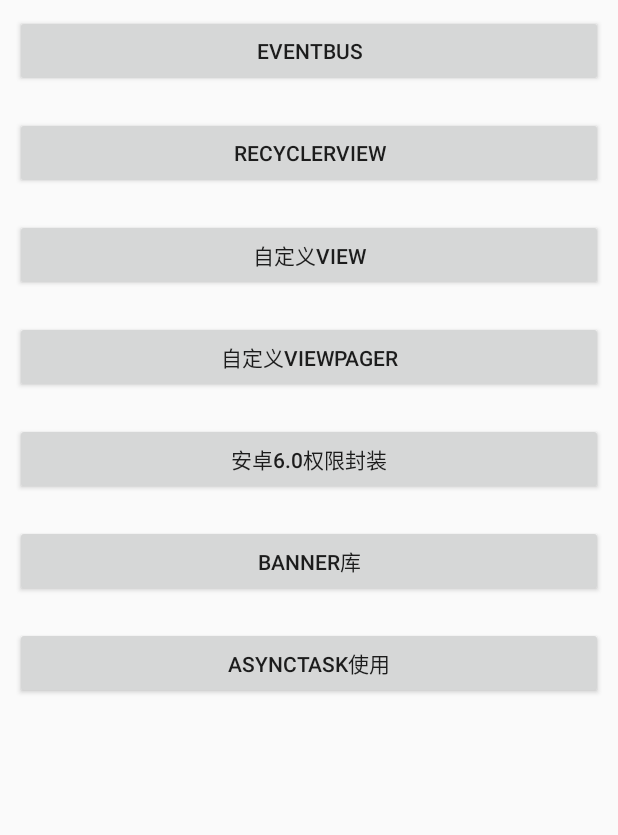
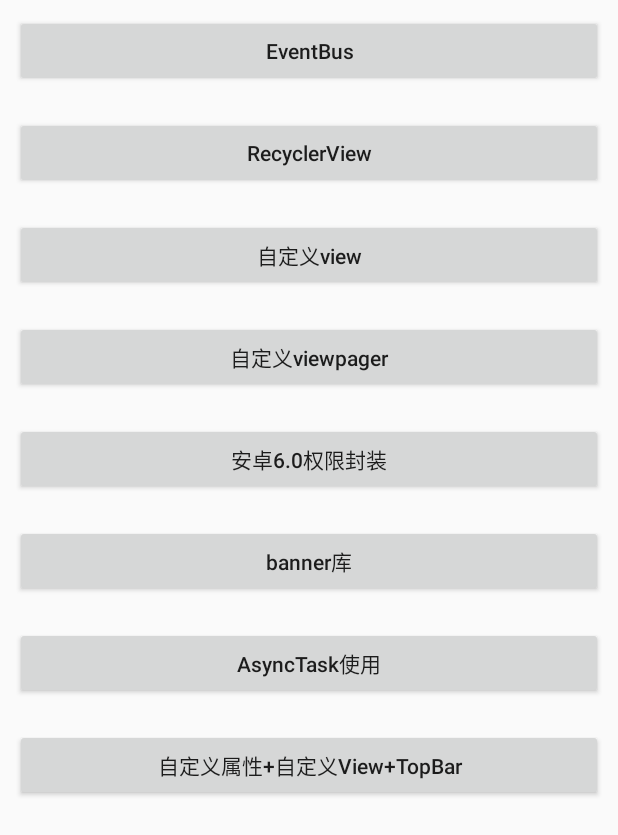
Before and after one commit to WxHlin/ThirdLibraryDemo, an Android app: the screen it shows after launch (MainActivity), on a phone screen of 412 x 824 dp. Shown: the top 835 px of the screen. Run offline under Robolectric (Android 15) with nearby library versions, the phone set to English and light mode, and no system bars; libraries missing offline, so code that uses them is left out: com.facebook.drawee, com.zxy.recovery; 2 statements that could not run were skipped.

Commit message:
自定义属性自定义View

```diff
--- a/app/build.gradle
+++ b/app/build.gradle
@@ -5,7 +5,7 @@ android {
     buildToolsVersion "25.0.2"
     defaultConfig {
         applicationId "com.demo.thirdlibrarydemo"
-        minSdkVersion 15
+        minSdkVersion 16
         targetSdkVersion 25
         versionCode 1
         versionName "1.0"
@@ -24,7 +24,9 @@ dependencies {
     androidTestCompile('com.android.support.test.espresso:espresso-core:2.2.2', {
         exclude group: 'com.android.support', module: 'support-annotations'
     })
-    compile project(':banner')
+    compile project(':banner')//banner导包
+    //在Application类中，用于应用崩溃处理
+
     compile 'com.android.support:appcompat-v7:25.3.0'
     compile 'com.android.support.constraint:constraint-layout:1.0.2'
     compile 'de.greenrobot:eventbus:3.0.0-beta1'
--- a/app/src/main/AndroidManifest.xml
+++ b/app/src/main/AndroidManifest.xml
@@ -40,7 +40,9 @@
         <activity android:name=".banner.BannerLocalActivity" />
         <activity android:name=".banner.CustomViewPagerActivity" />
         <activity android:name=".asynctask.AsyncTaskActivity" />
-        <activity android:name=".customviewpager.MyCustomViewPagerActivity"></activity>
+        <activity android:name=".customviewpager.MyCustomViewPagerActivity" />
+        <activity android:name=".autoLayout.AutoLayoutActivity" />
+        <activity android:name=".attrsandcustom.AttrsAndCustomActivity"></activity>
     </application>
 
 </manifest>
--- a/app/src/main/java/com/demo/thirdlibrarydemo/MainActivity.java
+++ b/app/src/main/java/com/demo/thirdlibrarydemo/MainActivity.java
@@ -7,6 +7,7 @@ import android.view.View;
 import android.widget.Button;
 
 import com.demo.thirdlibrarydemo.asynctask.AsyncTaskActivity;
+import com.demo.thirdlibrarydemo.attrsandcustom.AttrsAndCustomActivity;
 import com.demo.thirdlibrarydemo.banner.BannerActivity;
 import com.demo.thirdlibrarydemo.customview.CustomViewActivity;
 import com.demo.thirdlibrarydemo.customviewpager.MyCustomViewPagerActivity;
@@ -17,7 +18,7 @@ import com.demo.thirdlibrarydemo.recycleview.RecyclerViewActivity;
 public class MainActivity extends Activity implements View.OnClickListener{
 
     private Button event_bus ,recyclerView,cus,premission,banner,async_task
-            ,cus_viewpager;
+            ,cus_viewpager,attrs;
 
     @Override
     protected void onCreate(Bundle savedInstanceState) {
@@ -35,6 +36,7 @@ public class MainActivity extends Activity implements View.OnClickListener{
         premission= (Button) findViewById(R.id.premission);
         banner= (Button) findViewById(R.id.banner);
         async_task= (Button) findViewById(R.id.async_task);
+        attrs= (Button) findViewById(R.id.attrs);
 
         event_bus.setOnClickListener(this);
         recyclerView.setOnClickListener(this);
@@ -43,6 +45,7 @@ public class MainActivity extends Activity implements View.OnClickListener{
         premission.setOnClickListener(this);
         banner.setOnClickListener(this);
         async_task.setOnClickListener(this);
+        attrs.setOnClickListener(this);
     }
 
     @Override
@@ -69,6 +72,9 @@ public class MainActivity extends Activity implements View.OnClickListener{
             case R.id.async_task:
                 startActivity(new Intent(MainActivity.this, AsyncTaskActivity.class));
                 break;
+            case R.id.attrs:
+                startActivity(new Intent(MainActivity.this, AttrsAndCustomActivity.class));
+                break;
         }
     }
 }
--- a/app/src/main/res/layout/activity_main.xml
+++ b/app/src/main/res/layout/activity_main.xml
@@ -12,48 +12,63 @@
         android:layout_width="match_parent"
         android:layout_height="wrap_content"
         android:layout_margin="10dp"
-        android:text="EventBus"/>
+        android:textAllCaps="false"
+        android:text="EventBus" />
 
     <Button
         android:id="@+id/recyclerView"
         android:layout_width="match_parent"
         android:layout_height="wrap_content"
         android:layout_margin="10dp"
-        android:text="RecyclerView"/>
+        android:textAllCaps="false"
+        android:text="RecyclerView" />
 
     <Button
         android:id="@+id/cus"
         android:layout_width="match_parent"
         android:layout_height="wrap_content"
         android:layout_margin="10dp"
-        android:text="自定义view"/>
+        android:textAllCaps="false"
+        android:text="自定义view" />
 
     <Button
         android:id="@+id/cus_viewpager"
         android:layout_width="match_parent"
         android:layout_height="wrap_content"
         android:layout_margin="10dp"
-        android:text="自定义viewpager"/>
+        android:textAllCaps="false"
+        android:text="自定义viewpager" />
 
     <Button
         android:id="@+id/premission"
         android:layout_width="match_parent"
         android:layout_height="wrap_content"
         android:layout_margin="10dp"
-        android:text="安卓6.0权限封装"/>
+        android:textAllCaps="false"
+        android:text="安卓6.0权限封装" />
 
     <Button
         android:id="@+id/banner"
         android:layout_width="match_parent"
         android:layout_height="wrap_content"
         android:layout_margin="10dp"
-        android:text="banner库"/>
+        android:textAllCaps="false"
+        android:text="banner库" />
 
     <Button
         android:id="@+id/async_task"
         android:layout_width="match_parent"
         android:layout_height="wrap_content"
         android:layout_margin="10dp"
-        android:text="AsyncTask使用"/>
+        android:textAllCaps="false"
+        android:text="AsyncTask使用" />
+
+    <Button
+        android:id="@+id/attrs"
+        android:layout_width="match_parent"
+        android:layout_height="wrap_content"
+        android:layout_margin="10dp"
+        android:textAllCaps="false"
+        android:text="自定义属性+自定义View+TopBar" />
 
 </LinearLayout>
```
Also changed, not shown: app/src/main/java/com/demo/thirdlibrarydemo/attrsandcustom/AttrsAndCustomActivity.java (added, +34 -0 lines), app/src/main/java/com/demo/thirdlibrarydemo/attrsandcustom/TopBar.java (added, +145 -0 lines), app/src/main/res/layout/activity_attrs_and_custom.xml (added, +25 -0 lines).
